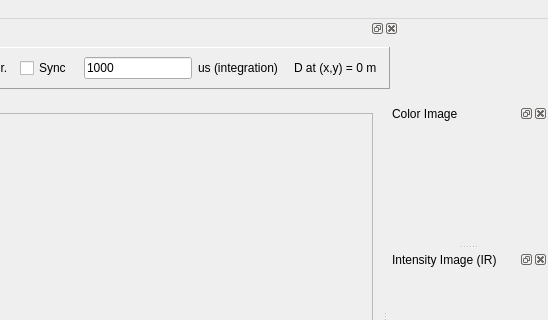
The window that viewer/RawImagesWindow.ui (rgbdemo/rgbdemo) describes before a commit, drawn with Qt 5; both pictures show x 187 to 735 and y 0 to 320 of the 735 by 557 pixel window.
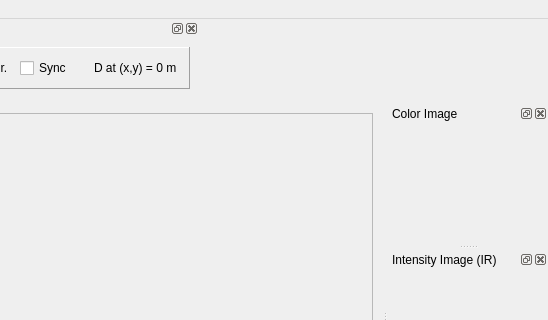
The same window after the commit. Custom widgets are drawn as their Qt base class.

```diff
--- a/viewer/RawImagesWindow.ui
+++ b/viewer/RawImagesWindow.ui
@@ -255,62 +255,6 @@
           </property>
          </widget>
         </item>
-        <item>
-         <widget class="QLineEdit" name="integrationTimeText">
-          <property name="enabled">
-           <bool>true</bool>
-          </property>
-          <property name="sizePolicy">
-           <sizepolicy hsizetype="Preferred" vsizetype="Fixed">
-            <horstretch>0</horstretch>
-            <verstretch>0</verstretch>
-           </sizepolicy>
-          </property>
-          <property name="minimumSize">
-           <size>
-            <width>0</width>
-            <height>0</height>
-           </size>
-          </property>
-          <property name="baseSize">
-           <size>
-            <width>0</width>
-            <height>0</height>
-           </size>
-          </property>
-          <property name="focusPolicy">
-           <enum>Qt::ClickFocus</enum>
-          </property>
-          <property name="autoFillBackground">
-           <bool>false</bool>
-          </property>
-          <property name="inputMask">
-           <string>0000; </string>
-          </property>
-          <property name="text">
-           <string>1000</string>
-          </property>
-          <property name="maxLength">
-           <number>4</number>
-          </property>
-          <property name="frame">
-           <bool>true</bool>
-          </property>
-          <property name="readOnly">
-           <bool>false</bool>
-          </property>
-         </widget>
-        </item>
-        <item>
-         <widget class="QLabel" name="msLabel">
-          <property name="toolTip">
-           <string>Integration Time</string>
-          </property>
-          <property name="text">
-           <string>us (integration)</string>
-          </property>
-         </widget>
-        </item>
         <item>
          <spacer name="horizontalSpacer">
           <property name="orientation">
```
Left out of the diff: 3 changed lines with no effect on the pictures.
